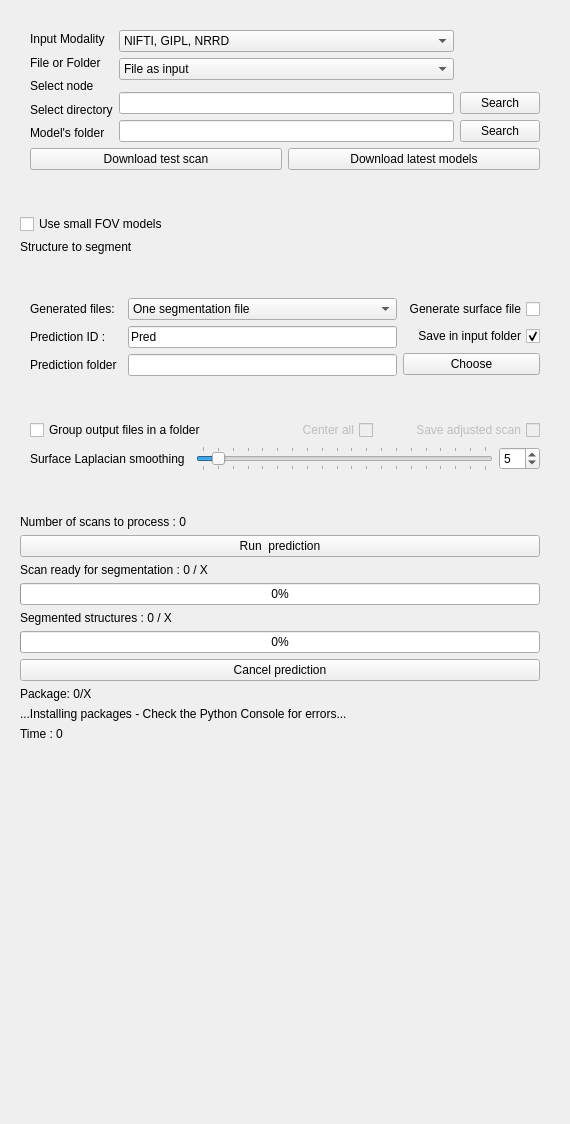
DCBIA-OrthoLab/SlicerAutomatedDentalTools, file AMASSS/Resources/UI/AMASSS.ui: the form before one commit.
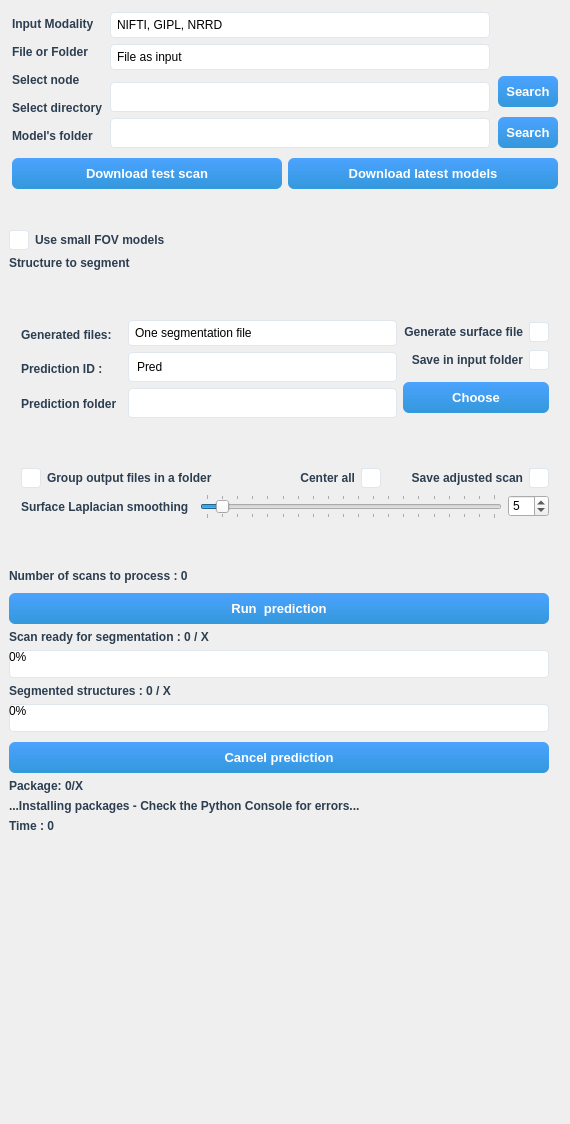
The form after the commit. Custom widgets are drawn as their Qt base class.

What changed in the file:
```diff
--- a/AMASSS/Resources/UI/AMASSS.ui
+++ b/AMASSS/Resources/UI/AMASSS.ui
@@ -10,40 +10,172 @@
     <height>1124</height>
    </rect>
   </property>
+  <property name="styleSheet">
+   <string notr="true">qMRMLWidget {
+  background-color: #f8f9fa;
+}
+ctkCollapsibleButton {
+  background-color: #ffffff;
+  border: 1px solid #e0e6ed;
+  border-radius: 6px;
+  margin-bottom: 8px;
+  font-weight: 600;
+  padding: 6px 10px;
+}
+ctkCollapsibleButton:hover {
+  border: 1px solid #3498db;
+  background-color: #fbfcfd;
+}
+QLineEdit, QTextEdit {
+  background-color: #ffffff;
+  border: 1px solid #e0e6ed;
+  border-radius: 4px;
+  padding: 6px;
+  selection-background-color: #3498db;
+}
+QLineEdit:focus, QTextEdit:focus {
+  border: 2px solid #3498db;
+}
+QComboBox {
+  background-color: #ffffff;
+  border: 1px solid #e0e6ed;
+  border-radius: 4px;
+  padding: 4px 6px;
+}
+QComboBox:focus {
+  border: 2px solid #3498db;
+}
+QComboBox::drop-down {
+  width: 20px;
+  border: none;
+}
+QLabel {
+  color: #2c3e50;
+  font-weight: 500;
+}
+QPushButton {
+  background-color: qlineargradient(x1:0, y1:0, x2:0, y2:1, stop:0 #4ba3ff, stop:1 #3498db);
+  color: white;
+  border: none;
+  border-radius: 6px;
+  font-weight: 600;
+  font-size: 10pt;
+  padding: 8px;
+  margin-top: 4px;
+}
+QPushButton:hover:!pressed {
+  background-color: qlineargradient(x1:0, y1:0, x2:0, y2:1, stop:0 #5cb3ff, stop:1 #2980b9);
+}
+QPushButton:pressed {
+  background-color: qlineargradient(x1:0, y1:0, x2:0, y2:1, stop:0 #2980b9, stop:1 #1f618d);
+}
+QPushButton:disabled {
+  background-color: #bdc3c7;
+  color: #95a5a6;
+}
+QCheckBox {
+  color: #2c3e50;
+  font-weight: 500;
+  spacing: 6px;
+}
+QCheckBox::indicator {
+  width: 18px;
+  height: 18px;
+  border: 1px solid #e0e6ed;
+  border-radius: 3px;
+  background-color: #ffffff;
+}
+QCheckBox::indicator:hover {
+  border: 1px solid #3498db;
+}
+QProgressBar {
+  border: 1px solid #e0e6ed;
+  border-radius: 4px;
+  background-color: #ffffff;
+  padding: 2px;
+}
+QProgressBar::chunk {
+  background-color: #3498db;
+  border-radius: 3px;
+}
+  </string>
+  </property>
   <layout class="QVBoxLayout" name="verticalLayout">
+   <property name="spacing">
+    <number>8</number>
+   </property>
+   <property name="leftMargin">
+    <number>0</number>
+   </property>
+   <property name="topMargin">
+    <number>0</number>
+   </property>
+   <property name="rightMargin">
+    <number>0</number>
+   </property>
+   <property name="bottomMargin">
+    <number>0</number>
+   </property>
    <item>
     <widget class="ctkCollapsibleButton" name="inputsCollapsibleButton" native="true">
      <property name="text" stdset="0">
       <string>Inputs</string>
      </property>
      <layout class="QVBoxLayout" name="verticalLayout_16">
+      <property name="spacing">
+       <number>6</number>
+      </property>
+      <property name="leftMargin">
+       <number>0</number>
+      </property>
+      <property name="topMargin">
+       <number>0</number>
+      </property>
+      <property name="rightMargin">
+       <number>0</number>
+      </property>
+      <property name="bottomMargin">
+       <number>0</number>
+      </property>
       <item>
        <layout class="QVBoxLayout" name="verticalLayout_15">
+        <property name="spacing">
+         <number>6</number>
+        </property>
         <property name="leftMargin">
-         <number>10</number>
+         <number>12</number>
         </property>
         <property name="topMargin">
-         <number>10</number>
+         <number>12</number>
         </property>
         <property name="rightMargin">
-         <number>10</number>
+         <number>12</number>
         </property>
         <property name="bottomMargin">
-         <number>10</number>
+         <number>12</number>
         </property>
         <item>
          <layout class="QHBoxLayout" name="horizontalLayout_4">
+          <property name="spacing">
+           <number>8</number>
+          </property>
           <property name="leftMargin">
            <number>0</number>
           </property>
           <property name="topMargin">
            <number>0</number>
           </property>
+          <property name="rightMargin">
+           <number>0</number>
+          </property>
           <property name="bottomMargin">
            <number>0</number>
           </property>
           <item>
            <layout class="QVBoxLayout" name="verticalLayout_4">
+            <property name="spacing">
+             <number>4</number>
+            </property>
             <item>
              <widget class="QLabel" name="label_5">
               <property name="text">
@@ -83,7 +215,7 @@
           </item>
           <item>
            <layout class="QVBoxLayout" name="verticalLayout_3">
-            <property name="topMargin">
+            <property name="spacing"><number>6</number></property><property name="topMargin">
              <number>0</number>
             </property>
             <property name="rightMargin">
@@ -138,16 +270,16 @@
              </widget>
             </item>
             <item>
-             <widget class="QLineEdit" name="lineEditScanPath"/>
+             <widget class="QLineEdit" name="lineEditScanPath" />
             </item>
             <item>
-             <widget class="QLineEdit" name="lineEditModelPath"/>
+             <widget class="QLineEdit" name="lineEditModelPath" />
             </item>
            </layout>
           </item>
           <item>
            <layout class="QVBoxLayout" name="verticalLayout_2">
-            <property name="leftMargin">
+            <property name="spacing"><number>6</number></property><property name="leftMargin">
              <number>0</number>
             </property>
             <property name="topMargin">
@@ -162,14 +294,14 @@
             <item>
              <widget class="QLabel" name="emptyLabelNodeSelect">
               <property name="text">
-               <string/>
+               <string />
               </property>
              </widget>
             </item>
             <item>
              <widget class="QLabel" name="label_7">
               <property name="text">
-               <string/>
+               <string />
               </property>
              </widget>
             </item>
@@ -196,7 +328,7 @@
         </item>
         <item>
          <layout class="QHBoxLayout" name="horizontalLayout_2">
-          <property name="topMargin">
+          <property name="spacing"><number>6</number></property><property name="topMargin">
            <number>0</number>
           </property>
           <item>
@@ -234,17 +366,17 @@
      <layout class="QFormLayout" name="formLayout_1">
       <item row="0" column="0" colspan="2">
        <layout class="QVBoxLayout" name="OptionVLayout">
-        <property name="leftMargin">
+        <property name="spacing"><number>6</number></property><property name="leftMargin">
          <number>0</number>
         </property>
         <property name="topMargin">
-         <number>10</number>
+         <number>12</number>
         </property>
         <property name="rightMargin">
-         <number>10</number>
+         <number>12</number>
         </property>
         <property name="bottomMargin">
-         <number>10</number>
+         <number>12</number>
         </property>
         <item>
          <widget class="QCheckBox" name="smallFOVCheckBox">
@@ -271,35 +403,35 @@
       <string>Outputs</string>
      </property>
      <layout class="QVBoxLayout" name="verticalLayout_9">
-      <item>
+      <property name="spacing"><number>6</number></property><item>
        <layout class="QVBoxLayout" name="verticalLayout_8">
-        <property name="leftMargin">
-         <number>10</number>
+        <property name="spacing"><number>6</number></property><property name="leftMargin">
+         <number>12</number>
         </property>
         <property name="topMargin">
-         <number>10</number>
+         <number>12</number>
         </property>
         <property name="rightMargin">
-         <number>10</number>
+         <number>12</number>
         </property>
         <property name="bottomMargin">
-         <number>10</number>
+         <number>12</number>
         </property>
         <item>
          <layout class="QHBoxLayout" name="horizontalLayout">
-          <property name="topMargin">
+          <property name="spacing"><number>6</number></property><property name="topMargin">
            <number>0</number>
           </property>
          </layout>
         </item>
         <item>
          <layout class="QHBoxLayout" name="horizontalLayout_6">
-          <property name="topMargin">
+          <property name="spacing"><number>6</number></property><property name="topMargin">
            <number>0</number>
           </property>
           <item>
            <layout class="QVBoxLayout" name="verticalLayout_11">
-            <property name="topMargin">
+            <property name="spacing"><number>6</number></property><property name="topMargin">
              <number>0</number>
             </property>
             <property name="rightMargin">
@@ -336,7 +468,7 @@
           </item>
           <item>
            <layout class="QVBoxLayout" name="verticalLayout_12">
-            <item>
+            <property name="spacing"><number>6</number></property><item>
              <widget class="QComboBox" name="OutputTypecomboBox">
               <item>
                <property name="text">
@@ -376,7 +508,7 @@
           </item>
           <item>
            <layout class="QVBoxLayout" name="verticalLayout_14">
-            <property name="rightMargin">
+            <property name="spacing"><number>6</number></property><property name="rightMargin">
              <number>0</number>
             </property>
             <item>
@@ -433,23 +565,23 @@
       <string>Advanced</string>
      </property>
      <layout class="QVBoxLayout" name="verticalLayout_9">
-      <item>
+      <property name="spacing"><number>6</number></property><item>
        <layout class="QVBoxLayout" name="verticalLayout_8">
-        <property name="leftMargin">
-         <number>10</number>
+        <property name="spacing"><number>6</number></property><property name="leftMargin">
+         <number>12</number>
         </property>
         <property name="topMargin">
-         <number>10</number>
+         <number>12</number>
         </property>
         <property name="rightMargin">
-         <number>10</number>
+         <number>12</number>
         </property>
         <property name="bottomMargin">
-         <number>10</number>
+         <number>12</number>
         </property>
         <item>
          <layout class="QHBoxLayout" name="horizontalLayout">
-          <property name="topMargin">
+          <property name="spacing"><number>6</number></property><property name="topMargin">
            <number>0</number>
           </property>
           <item>
@@ -501,12 +633,12 @@
         </item>
         <item>
          <layout class="QHBoxLayout" name="horizontalLayout_6">
-          <property name="topMargin">
+          <property name="spacing"><number>6</number></property><property name="topMargin">
            <number>0</number>
           </property>
           <item>
            <layout class="QVBoxLayout" name="verticalLayout_11">
-            <property name="topMargin">
+            <property name="spacing"><number>6</number></property><property name="topMargin">
              <number>0</number>
             </property>
             <property name="rightMargin">
@@ -523,13 +655,13 @@
              </widget>
             </item>
             <item>
-             <layout class="QVBoxLayout" name="verticalLayout_5"/>
+             <layout class="QVBoxLayout" name="verticalLayout_5"><property name="spacing"><number>6</number></property></layout>
             </item>
            </layout>
           </item>
           <item>
            <layout class="QVBoxLayout" name="verticalLayout_12">
-            <item>
+            <property name="spacing"><number>6</number></property><item>
              <widget class="QSlider" name="horizontalSliderSmoothing">
               <property name="toolTip">
                <string>Smoothing factor to apply to the generated .vtk surface.</string>
@@ -558,7 +690,7 @@
           </item>
           <item>
            <layout class="QVBoxLayout" name="verticalLayout_14">
-            <property name="rightMargin">
+            <property name="spacing"><number>6</number></property><property name="rightMargin">
              <number>0</number>
             </property>
             <item>
@@ -572,7 +704,7 @@
              </widget>
             </item>
             <item>
-             <layout class="QVBoxLayout" name="verticalLayout_10"/>
+             <layout class="QVBoxLayout" name="verticalLayout_10"><property name="spacing"><number>6</number></property></layout>
             </item>
            </layout>
           </item>
@@ -591,17 +723,17 @@
      <layout class="QFormLayout" name="formLayout_1">
       <item row="0" column="0" colspan="2">
        <layout class="QVBoxLayout" name="OptionVLayout">
-        <property name="leftMargin">
+        <property name="spacing"><number>6</number></property><property name="leftMargin">
          <number>0</number>
         </property>
         <property name="topMargin">
-         <number>10</number>
+         <number>12</number>
         </property>
         <property name="rightMargin">
-         <number>10</number>
+         <number>12</number>
         </property>
         <property name="bottomMargin">
-         <number>10</number>
+         <number>12</number>
         </property>
         <item>
          <widget class="QLabel" name="PrePredInfo">
```
Left out of the diff: 6 changed lines with no effect on the pictures.
